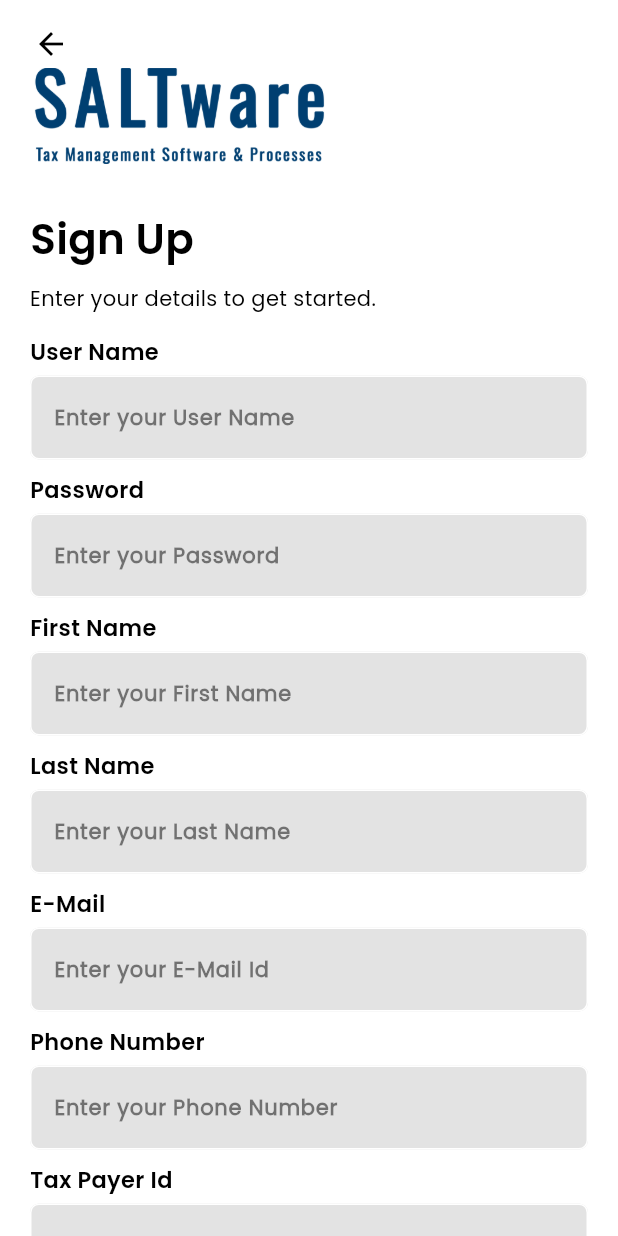
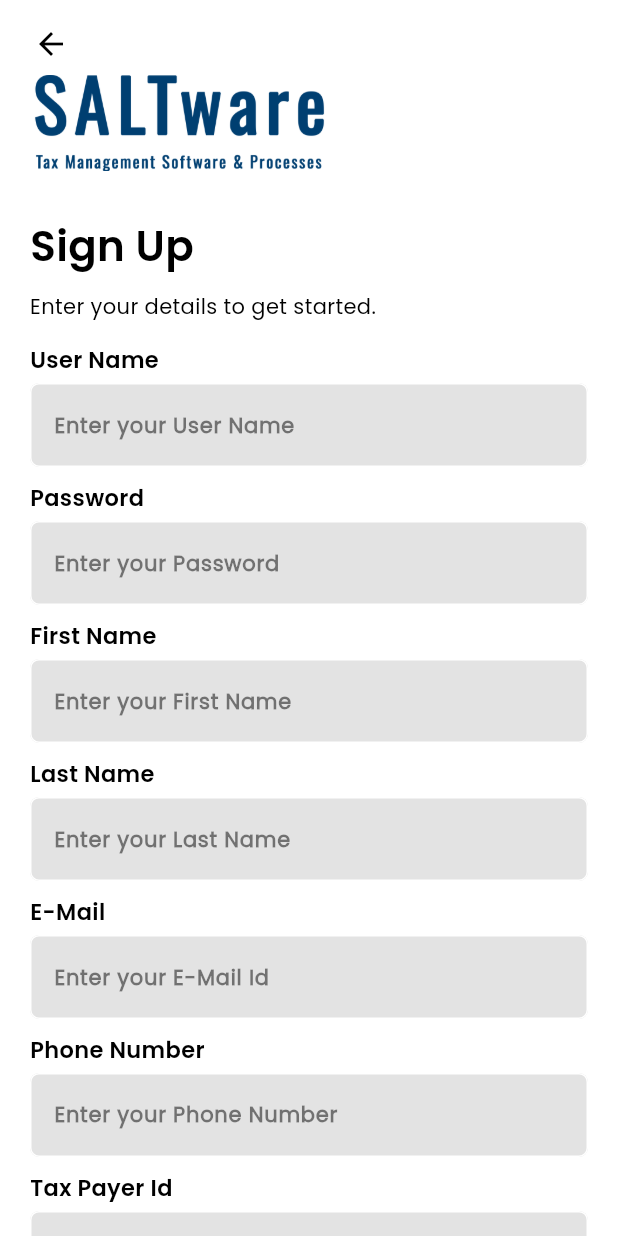
Before and after one commit to AndroidDesss/Flutter_SaltWare_Tax, a Flutter app: the NewUserSignUpScreen screen opened directly, on a phone screen of 412 x 824 dp. Run offline on Flutter 3.47's test engine with Material 3 defaults, Android fonts, the phone set to English and light mode, and no system bars; our stand-ins replace animated_bottom_navigation_bar, flutter_native_splash, lottie, shared_preferences, toastification; missing offline and left inert: cunning_document_scanner; accounts and stored records are empty.

Commit message:
All Screen New Designs

```diff
--- a/lib/authentication/view/new_user_sign_up_screen.dart
+++ b/lib/authentication/view/new_user_sign_up_screen.dart
@@ -84,7 +84,7 @@ class NewUserSignUpScreenState extends State<NewUserSignUpScreen> {
               return Stack(
                 children: [
                   Padding(
-                    padding: const EdgeInsets.only(top: 35.0),
+                    padding: const EdgeInsets.only(top: 40.0),
                     child: Center(
                       child: SingleChildScrollView(
                         child: Padding(
```
Also changed, not shown: 4 other files.
